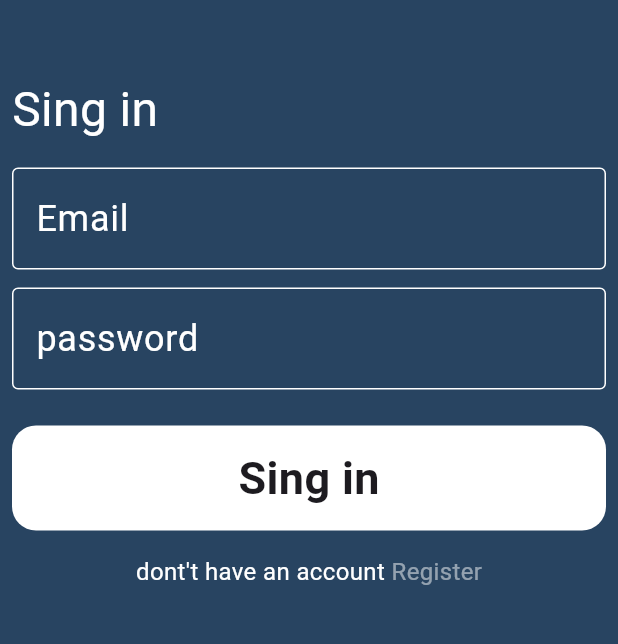
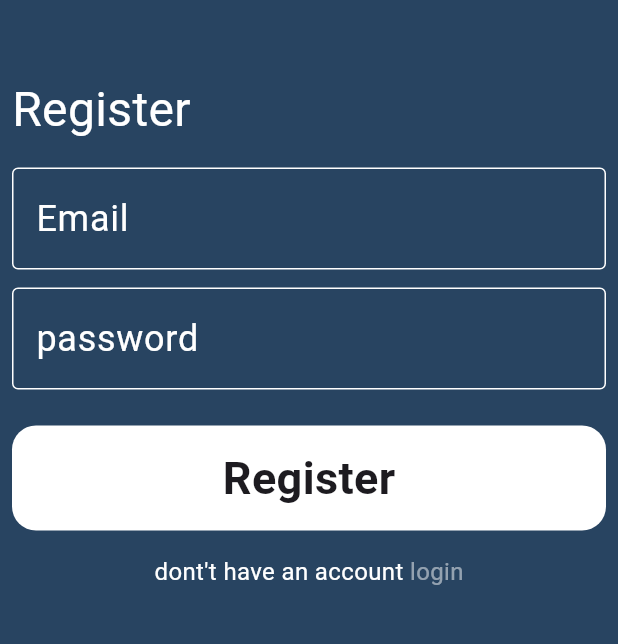
Before and after one commit to walidgamal010633/Chat-App, a Flutter app: the screen it shows after launch, after a tap on "Register", on a phone screen of 412 x 824 dp, the part 365-1009 px from its top. Run offline on Flutter 3.47's test engine with Material 3 defaults, Android fonts, the phone set to English and light mode, and no system bars.

Commit message:
create register page and validate text field

```diff
--- /dev/null
+++ b/lib/custom widget/custom_bottom.dart
@@ -0,0 +1,24 @@
+import 'package:flutter/material.dart';
+
+
+
+class custom_bottom extends StatelessWidget {
+  const custom_bottom({super.key, required this.text, required this.ontap});
+final String text ;
+final Function() ontap;
+  @override
+  Widget build(BuildContext context) {
+    return  GestureDetector(
+      onTap:ontap ,
+      child: Container(
+        child: Center(child: Text(text,style: TextStyle(fontSize: 30,fontWeight: FontWeight.w600),)),
+        height: 70,
+        width: double.infinity,
+        decoration: BoxDecoration(
+          borderRadius: BorderRadius.circular(16),
+          color: Colors.white,
+          ),
+      ),
+    );
+  }
+}
--- a/lib/custom widget/custom_textfield.dart
+++ b/lib/custom widget/custom_textfield.dart
@@ -8,8 +8,16 @@ class custom_textfield extends StatelessWidget {
   @override
   Widget build(BuildContext context) {
     return TextFormField(
+      validator: (value) {
+        if(value?.isEmpty ?? true){
+          return "Field is Requird";
+        }{
+          return null;
+        }
+      },
       style: TextStyle(color: Colors.white, fontSize: 24),
       decoration: InputDecoration(
+        errorStyle: TextStyle(fontSize: 16,color: Colors.redAccent),
         hintText: hinttext,
         hintStyle: TextStyle(fontSize: 24, color: Colors.white),
         focusedBorder: OutlineInputBorder(
--- a/lib/main.dart
+++ b/lib/main.dart
@@ -1,4 +1,5 @@
 import 'package:chat_app/screen/home_page.dart';
+import 'package:chat_app/screen/widget/register_view.dart';
 import 'package:flutter/material.dart';
 
 void main() {
@@ -11,13 +12,10 @@ class Chat_App extends StatelessWidget {
   @override
   Widget build(BuildContext context) {
     return MaterialApp(
-      debugShowCheckedModeBanner: false,
-      home: Scaffold(
-
-
-        backgroundColor: Color(0xff284461),
-        body: home_page(),
-      ),
+      routes: {
+        regester_view.id:(context) => regester_view(),
+      },
+      home: home_page(),
     );
   }
 }
--- a/lib/screen/home_page.dart
+++ b/lib/screen/home_page.dart
@@ -1,3 +1,4 @@
+import 'package:chat_app/screen/widget/register_view.dart';
 import 'package:chat_app/screen/widget/singin_view.dart';
 import 'package:flutter/material.dart';
 
@@ -6,6 +7,8 @@ class home_page extends StatelessWidget {
 
   @override
   Widget build(BuildContext context) {
-    return singin_view();
+    return Scaffold(
+      backgroundColor: Color(0xff284461),
+      body: singin_view());
   }
 }
--- a/lib/screen/widget/custom_bottom.dart
+++ /dev/null
@@ -1,20 +0,0 @@
-import 'package:flutter/material.dart';
-
-
-
-class custom_bottom extends StatelessWidget {
-  const custom_bottom({super.key, required this.text});
-final String text ;
-  @override
-  Widget build(BuildContext context) {
-    return  Container(
-      child: Center(child: Text(text,style: TextStyle(fontSize: 30,fontWeight: FontWeight.w600),)),
-      height: 70,
-      width: double.infinity,
-      decoration: BoxDecoration(
-        borderRadius: BorderRadius.circular(16),
-        color: Colors.white,
-        ),
-    );
-  }
-}
--- /dev/null
+++ b/lib/screen/widget/register_view.dart
@@ -0,0 +1,106 @@
+import 'package:chat_app/custom%20widget/custom_bottom.dart';
+import 'package:chat_app/custom%20widget/custom_textfield.dart';
+import 'package:flutter/material.dart';
+
+
+class regester_view extends StatefulWidget {
+  const regester_view({super.key});
+static String id = "register";
+  @override
+  State<regester_view> createState() => _regester_viewState();
+}
+
+class _regester_viewState extends State<regester_view> {
+
+  AutovalidateMode autovalidateMode =AutovalidateMode.disabled;
+  GlobalKey<FormState>formkey =GlobalKey();
+
+
+  @override
+  Widget build(BuildContext context) {
+    return  Scaffold(
+      backgroundColor: Color(0xff284461),
+      body: Form(
+        key: formkey,
+        autovalidateMode:autovalidateMode ,
+        child: SingleChildScrollView(
+          child: Container(
+            child: Padding(
+              padding: const EdgeInsets.symmetric(horizontal: 8),
+              child: Column(
+                children: [
+                 const SizedBox(
+                    height: 100,
+                  ),
+                  Image.asset(
+                    "assets/images/scholar.png",
+                  ),
+                const  Text(
+                    "Schalar Chat",
+                    style: TextStyle(
+                      fontSize: 30,
+                      color: Colors.white,
+                      fontFamily: "Pacifico",
+                    ),
+                  ),
+               const   SizedBox(
+                    height: 50,
+                  ),
+               const   Align(
+                    alignment: Alignment.bottomLeft,
+                    child: Text(
+                      "Register",
+                      style: TextStyle(
+                        fontSize: 32,
+                        color: Colors.white,
+                      ),
+                    ),
+                  ),
+                const  SizedBox(
+                    height: 16,
+                  ),
+                 const custom_textfield(
+                    hinttext: "Email",
+                  ),
+                const  SizedBox(
+                    height: 12,
+                  ),
+                const  custom_textfield(
+                    hinttext: "password",
+                  ),
+                 const SizedBox(height: 24,),
+                  custom_bottom(
+                  ontap: () {
+                    if(formkey.currentState!.validate()){
+                      formkey.currentState!.save();
+                      autovalidateMode=AutovalidateMode.always;
+                    }
+                  },
+                    text: "Register",
+                  ),
+                const  SizedBox(height: 16,),
+                  Row(
+                    mainAxisAlignment: MainAxisAlignment.center,
+                    children: [
+                   const   Text("dont't have an account ",style: TextStyle(
+                        fontSize: 16,
+                        color: Colors.white,
+                      ),),
+                      InkWell(onTap: () {
+                        Navigator.pop(context);
+                      },
+                        child: Text("login",style: TextStyle(
+                        fontSize: 16,
+                        color: Colors.white.withOpacity(0.5),
+                      ),),)
+                    ],
+                  )
+                ],
+              ),
+            ),
+          ),
+        ),
+      ),
+    );;
+  }
+}
--- a/lib/screen/widget/singin_view.dart
+++ b/lib/screen/widget/singin_view.dart
@@ -1,15 +1,26 @@
 import 'package:chat_app/custom%20widget/custom_textfield.dart';
-import 'package:chat_app/screen/widget/custom_bottom.dart';
+import 'package:chat_app/custom%20widget/custom_bottom.dart';
+import 'package:chat_app/screen/widget/register_view.dart';
 import 'package:flutter/material.dart';
 
 
 
-class singin_view extends StatelessWidget {
+class singin_view extends StatefulWidget {
   const singin_view({super.key});
 
   @override
+  State<singin_view> createState() => _singin_viewState();
+}
+
+class _singin_viewState extends State<singin_view> {
+  GlobalKey<FormState> formkey =GlobalKey();
+  AutovalidateMode autovalidateMode =AutovalidateMode.disabled;
+  @override
   Widget build(BuildContext context) {
-    return  SingleChildScrollView(
+    return  Form(
+      key:formkey ,
+      autovalidateMode:autovalidateMode ,
+      child: SingleChildScrollView(
         child: Container(
           child: Padding(
             padding: const EdgeInsets.symmetric(horizontal: 8),
@@ -55,7 +66,13 @@ class singin_view extends StatelessWidget {
                   hinttext: "password",
                 ),
                const SizedBox(height: 24,),
-            const  custom_bottom(
+                custom_bottom(
+                ontap: () {
+                  if (formkey.currentState!.validate()) {
+                    formkey.currentState!.save();
+                    autovalidateMode=AutovalidateMode.always;
+                  }
+                },
                   text: "Sing in",
                 ),
               const  SizedBox(height: 16,),
@@ -66,8 +83,9 @@ class singin_view extends StatelessWidget {
                       fontSize: 16,
                       color: Colors.white,
                     ),),
+
                     InkWell(onTap: () {
-
+                    Navigator.pushNamed(context, regester_view.id);
                     },
                       child: Text("Register",style: TextStyle(
                       fontSize: 16,
@@ -79,6 +97,7 @@ class singin_view extends StatelessWidget {
             ),
           ),
         ),
+      ),
     );
   }
 }
```
Lines whose indentation alone changed are shown as unchanged.
